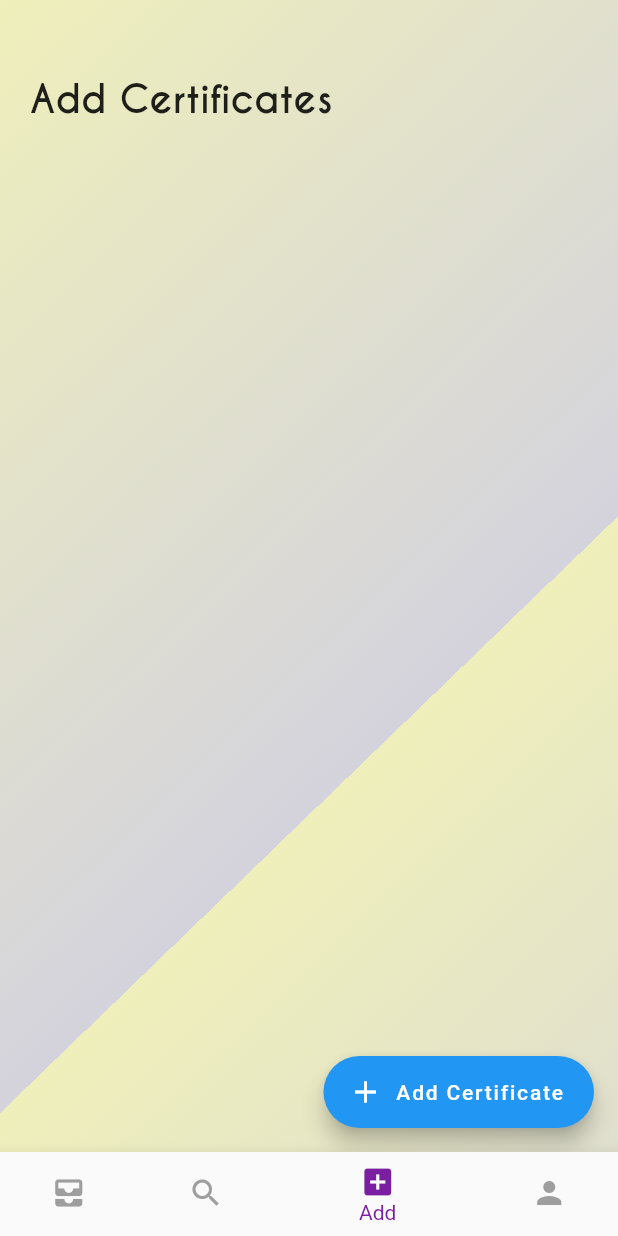
After one commit to Vasudev-2308/Better_in_Blocks, a Flutter app: the InitScreen screen opened directly, item 3 of the bottom bar chosen, after a tap on "Add Certificate", on a phone screen of 412 x 824 dp. The commit adds this screen. Run offline on Flutter 3.47's test engine with Material 2 defaults, Android fonts, the phone set to English and light mode, and no system bars; our stand-ins replace flutter_spinkit; missing offline and left inert: splash_screen_view.

Commit message:
User UI Snapshots Added

```diff
--- a/frontend/lib/screens/register.dart
+++ b/frontend/lib/screens/register.dart
@@ -1,6 +1,8 @@
 import 'package:frontend/screens/login.dart';
 import 'package:flutter/gestures.dart';
 import 'package:flutter/material.dart';
+import 'package:frontend/screens/student/initscreen.dart';
+import 'package:frontend/screens/student/view_certificates.dart';
 
 class Register extends StatefulWidget {
   @override
@@ -193,7 +195,13 @@ class _RegisterState extends State<Register> {
                                     final String verify = confirm_password.text;
 
                                     if (username.isNotEmpty &&
-                                        password == verify) {}
+                                        password == verify) {
+                                      Navigator.push(
+                                          context,
+                                          MaterialPageRoute(
+                                              builder: (BuildContext context) =>
+                                                  InitScreen()));
+                                    }
                                   }
                                 },
                               ),
--- /dev/null
+++ b/frontend/lib/screens/student/add_certif.dart
@@ -0,0 +1,50 @@
+import 'package:flutter/material.dart';
+
+class CertifAddView extends StatefulWidget {
+  @override
+  _CertifAddViewState createState() => _CertifAddViewState();
+}
+
+class _CertifAddViewState extends State<CertifAddView> {
+  @override
+  Widget build(BuildContext context) {
+    return Scaffold(
+      //backgroundColor: Colors.blue[100],
+      body: Stack(children: [
+        Container(
+            decoration: BoxDecoration(
+          gradient: LinearGradient(
+            begin: Alignment.topLeft,
+            end: Alignment(
+                0.8, 0.0), // 10% of the width, so there are ten blinds.
+            colors: [
+              const Color(0xffEFEFBB),
+              const Color(0xffD4D3DD)
+            ], // red to yellow
+            tileMode: TileMode.repeated, // repeats the gradient over the canvas
+          ),
+        )),
+        Column(
+          //mainAxisAlignment: MainAxisAlignment.,
+          children: [
+            Container(
+              padding: EdgeInsets.fromLTRB(20, 50, 0, 0),
+              child: Text(
+                "Add Certificates",
+                style: TextStyle(
+                    fontFamily: 'Cavier',
+                    fontWeight: FontWeight.bold,
+                    fontSize: 25),
+              ),
+            ),
+          ],
+        )
+      ]),
+      floatingActionButton: FloatingActionButton.extended(
+        onPressed: () {},
+        label: Text("Add Certificate"),
+        icon: Icon(Icons.add),
+      ),
+    );
+  }
+}
--- /dev/null
+++ b/frontend/lib/screens/student/initscreen.dart
@@ -0,0 +1,90 @@
+import 'package:flutter/material.dart';
+import 'package:frontend/screens/student/add_certif.dart';
+import 'package:frontend/screens/student/search.dart';
+import 'package:frontend/screens/student/userprofile.dart';
+import 'package:frontend/screens/student/view_certificates.dart';
+
+class InitScreen extends StatefulWidget {
+  @override
+  _InitScreenState createState() => _InitScreenState();
+}
+
+class _InitScreenState extends State<InitScreen> {
+  PageController pageController;
+  int selectedpage = 0;
+  List<Widget> tabs = <Widget>[
+    CertifView(),
+    SearchView(),
+    CertifAddView(),
+    UserView()
+  ];
+  @override
+  void initState() {
+    // TODO: implement initState
+    super.initState();
+    pageController = PageController();
+  }
+
+  @override
+  Widget build(BuildContext context) {
+    return Scaffold(
+      backgroundColor: Colors.blue[100],
+      body: PageView(
+        controller: pageController,
+        children: tabs,
+        onPageChanged: (index) {
+          setState(() {
+            selectedpage = index;
+            pageController.jumpToPage(
+              index,
+              //curve: Curves.fastOutSlowIn,
+              //duration: Duration(milliseconds: 300)
+            );
+          });
+        },
+      ),
+      bottomNavigationBar: BottomNavigationBar(
+          backgroundColor: Color(0xff0072ff),
+          currentIndex: selectedpage,
+          selectedItemColor: Colors.purple[700],
+          unselectedItemColor: Colors.grey,
+          type: BottomNavigationBarType.shifting,
+          items: [
+            BottomNavigationBarItem(
+              icon: Icon(
+                Icons.all_inbox,
+                //color: Colors.deepPurple,
+              ),
+              label: "Certificates",
+            ),
+            BottomNavigationBarItem(
+              icon: Icon(Icons.search
+                  //color: Colors.deepPurple,
+                  ),
+              label: "Search",
+            ),
+            BottomNavigationBarItem(
+              icon: Icon(
+                Icons.add_box,
+                // color: Colors.deepPurple,
+              ),
+              label: "Add",
+            ),
+            BottomNavigationBarItem(
+              icon: Icon(
+                Icons.person,
+                // color: Colors.deepPurple,
+              ),
+              label: "Profile",
+            )
+          ],
+          onTap: (int index) {
+            setState(() {
+              selectedpage = index;
+              //print("$selectedpage");
+              pageController.jumpToPage(index);
+            });
+          }),
+    );
+  }
+}
--- /dev/null
+++ b/frontend/lib/screens/student/search.dart
@@ -0,0 +1,45 @@
+import 'package:flutter/material.dart';
+
+class SearchView extends StatefulWidget {
+  @override
+  _SearchViewState createState() => _SearchViewState();
+}
+
+class _SearchViewState extends State<SearchView> {
+  @override
+  Widget build(BuildContext context) {
+    return Scaffold(
+      //backgroundColor: Colors.blue[100],
+      body: Stack(children: [
+        Container(
+            decoration: BoxDecoration(
+          gradient: LinearGradient(
+            begin: Alignment.topLeft,
+            end: Alignment(
+                0.8, 0.0), // 10% of the width, so there are ten blinds.
+            colors: [
+              const Color(0xffEFEFBB),
+              const Color(0xffD4D3DD)
+            ], // red to yellow
+            tileMode: TileMode.repeated, // repeats the gradient over the canvas
+          ),
+        )),
+        Column(
+          //mainAxisAlignment: MainAxisAlignment.,
+          children: [
+            Container(
+              padding: EdgeInsets.fromLTRB(20, 50, 0, 0),
+              child: Text(
+                "Search",
+                style: TextStyle(
+                    fontFamily: 'Cavier',
+                    fontWeight: FontWeight.bold,
+                    fontSize: 25),
+              ),
+            ),
+          ],
+        )
+      ]),
+    );
+  }
+}
--- /dev/null
+++ b/frontend/lib/screens/student/userprofile.dart
@@ -0,0 +1,45 @@
+import 'package:flutter/material.dart';
+
+class UserView extends StatefulWidget {
+  @override
+  _UserViewState createState() => _UserViewState();
+}
+
+class _UserViewState extends State<UserView> {
+  @override
+  Widget build(BuildContext context) {
+    return Scaffold(
+      //backgroundColor: Colors.blue[100]
+      body: Stack(children: [
+        Container(
+            decoration: BoxDecoration(
+          gradient: LinearGradient(
+            begin: Alignment.topLeft,
+            end: Alignment(
+                0.8, 0.0), // 10% of the width, so there are ten blinds.
+            colors: [
+              const Color(0xffEFEFBB),
+              const Color(0xffD4D3DD)
+            ], // red to yellow
+            tileMode: TileMode.repeated, // repeats the gradient over the canvas
+          ),
+        )),
+        Column(
+          //mainAxisAlignment: MainAxisAlignment.,
+          children: [
+            Container(
+              padding: EdgeInsets.fromLTRB(20, 50, 0, 0),
+              child: Text(
+                "User",
+                style: TextStyle(
+                    fontFamily: 'Cavier',
+                    fontWeight: FontWeight.bold,
+                    fontSize: 25),
+              ),
+            ),
+          ],
+        )
+      ]),
+    );
+  }
+}
--- /dev/null
+++ b/frontend/lib/screens/student/view_certificates.dart
@@ -0,0 +1,114 @@
+import 'package:flutter/material.dart';
+import 'package:frontend/screens/student/add_certif.dart';
+import 'package:frontend/screens/student/search.dart';
+import 'package:frontend/screens/student/userprofile.dart';
+
+class CertifView extends StatefulWidget {
+  @override
+  _CertifViewState createState() => _CertifViewState();
+}
+
+class _CertifViewState extends State<CertifView> {
+  @override
+  Widget build(BuildContext context) {
+    return Scaffold(
+      //backgroundColor: Colors.blue[100],
+      body: Stack(children: [
+        Container(
+            decoration: BoxDecoration(
+          gradient: LinearGradient(
+            begin: Alignment.topLeft,
+            end: Alignment(
+                0.8, 0.0), // 10% of the width, so there are ten blinds.
+            colors: [
+              const Color(0xffEFEFBB),
+              const Color(0xffD4D3DD)
+            ], // red to yellow
+            tileMode: TileMode.repeated, // repeats the gradient over the canvas
+          ),
+        )),
+        Column(
+          //mainAxisAlignment: MainAxisAlignment.,
+          children: [
+            Container(
+              padding: EdgeInsets.fromLTRB(20, 50, 0, 0),
+              child: Text(
+                "Certificates",
+                style: TextStyle(
+                    fontFamily: 'Cavier',
+                    fontWeight: FontWeight.bold,
+                    fontSize: 25),
+              ),
+            ),
+            SizedBox(
+              height: 35,
+            ),
+            Row(
+              // mainAxisAlignment: MainAxisAlignment.center,
+              // crossAxisAlignment: CrossAxisAlignment.start,
+              children: [
+                SizedBox(
+                  width: 50,
+                ),
+                Container(
+                  padding: EdgeInsets.fromLTRB(50, 0, 0, 0),
+                  height: 150,
+                  width: 150,
+                  decoration: BoxDecoration(
+                    color: Colors.grey[400],
+                    borderRadius: BorderRadius.circular(20),
+                  ),
+                ),
+                SizedBox(
+                  width: 30,
+                ),
+                Container(
+                  padding: EdgeInsets.fromLTRB(50, 0, 0, 0),
+                  height: 150,
+                  width: 150,
+                  decoration: BoxDecoration(
+                    color: Colors.grey[400],
+                    borderRadius: BorderRadius.circular(20),
+                  ),
+                )
+              ],
+            ),
+            SizedBox(
+              height: 30,
+            ),
+            Row(
+              // mainAxisAlignment: MainAxisAlignment.center,
+              // crossAxisAlignment: CrossAxisAlignment.start,
+              children: [
+                SizedBox(
+                  width: 50,
+                ),
+                Container(
+                  padding: EdgeInsets.fromLTRB(50, 0, 0, 0),
+                  height: 150,
+                  width: 150,
+                  decoration: BoxDecoration(
+                    color: Colors.grey[400],
+                    borderRadius: BorderRadius.circular(20),
+                  ),
+                ),
+                SizedBox(
+                  width: 30,
+                ),
+                Container(
+                  padding: EdgeInsets.fromLTRB(50, 0, 0, 0),
+                  height: 150,
+                  width: 150,
+                  decoration: BoxDecoration(
+                    color: Colors.grey[400],
+                    borderRadius: BorderRadius.circular(20),
+                  ),
+                )
+              ],
+            )
+          ],
+        )
+      ]),
+    );
+  }
+}
--- /dev/null
+++ b/frontend/lib/screens/university/requests.dart
@@ -0,0 +1,13 @@
+import 'package:flutter/material.dart';
+
+class UniversityRequestsView extends StatefulWidget {
+  @override
+  _UniversityRequestsViewState createState() => _UniversityRequestsViewState();
+}
+
+class _UniversityRequestsViewState extends State<UniversityRequestsView> {
+  @override
+  Widget build(BuildContext context) {
+    return Scaffold();
+  }
+}
--- /dev/null
+++ b/frontend/lib/screens/university/universityprofile.dart
@@ -0,0 +1,13 @@
+import 'package:flutter/material.dart';
+
+class UniversityView extends StatefulWidget {
+  @override
+  _UniversityViewState createState() => _UniversityViewState();
+}
+
+class _UniversityViewState extends State<UniversityView> {
+  @override
+  Widget build(BuildContext context) {
+    return Scaffold();
+  }
+}
--- /dev/null
+++ b/frontend/lib/screens/university/validated_certif.dart
@@ -0,0 +1,14 @@
+import 'package:flutter/material.dart';
+
+class UniversityValidatedView extends StatefulWidget {
+  @override
+  _UniversityValidatedViewState createState() =>
+      _UniversityValidatedViewState();
+}
+
+class _UniversityValidatedViewState extends State<UniversityValidatedView> {
+  @override
+  Widget build(BuildContext context) {
+    return Scaffold();
+  }
+}
```
Also changed, not shown: 3 other files.
